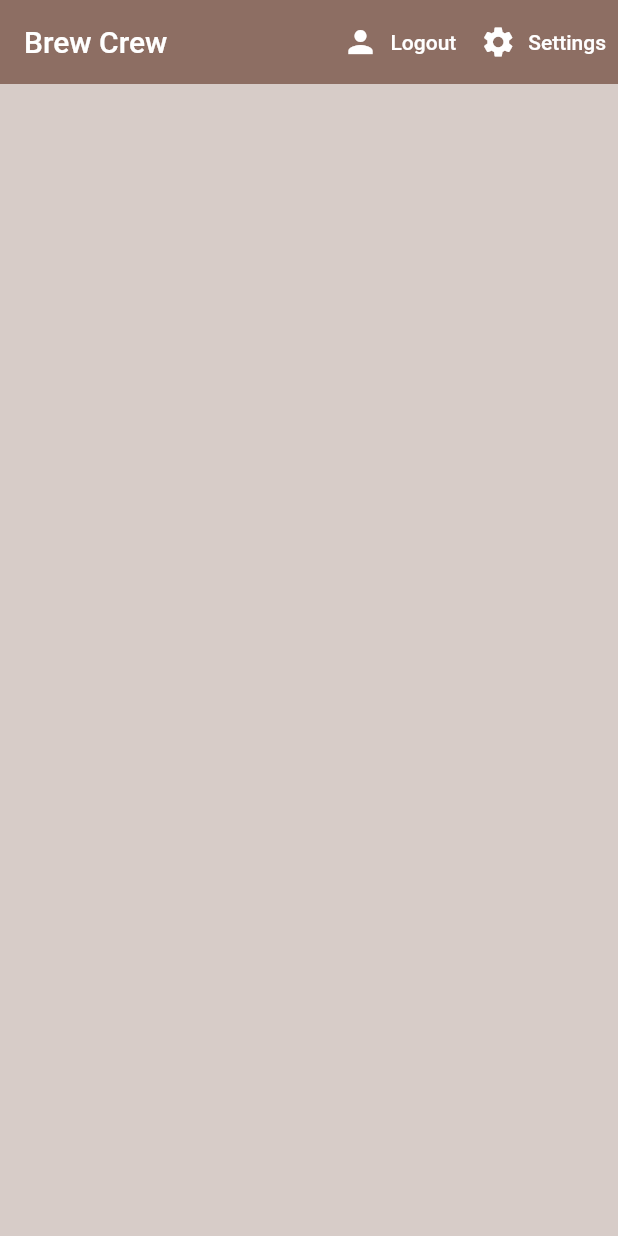
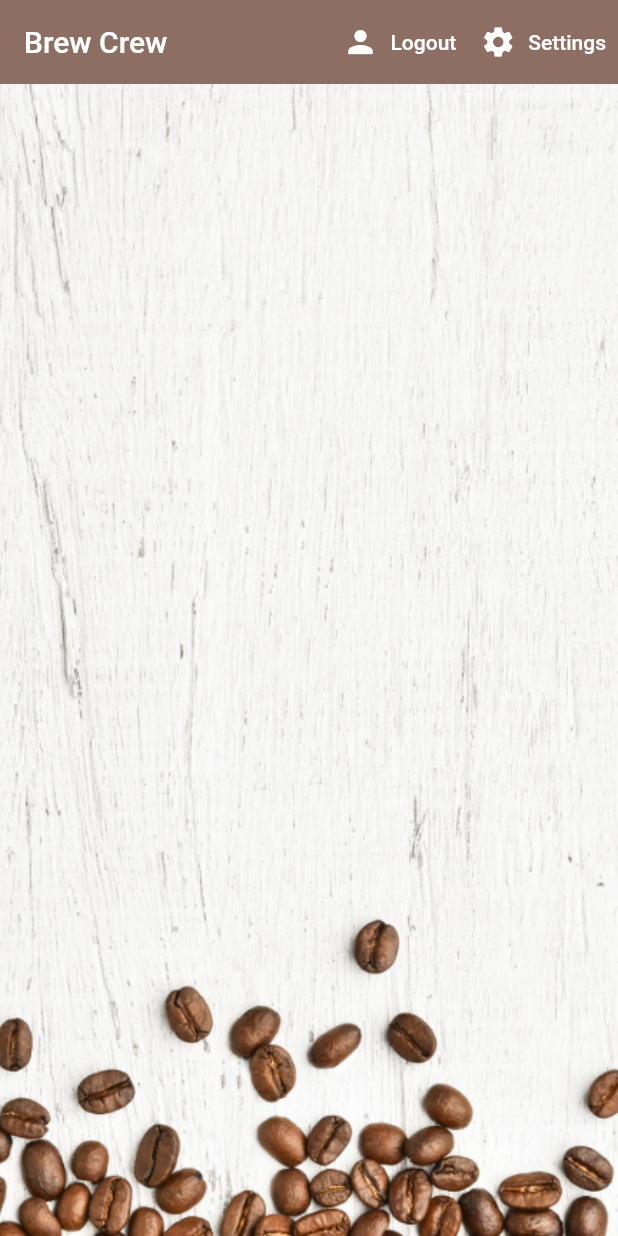
Before and after one commit to HighLiuk/flutter_firebase_tutorial, a Flutter app: the screen it shows once a user with an empty profile is signed in, on a phone screen of 412 x 824 dp. Run offline on Flutter 3.47's test engine with Material 2 defaults, Android fonts, the phone set to English and light mode, and no system bars; our stand-ins replace cloud_firestore, firebase_auth, firebase_core, flutter_spinkit; accounts and stored records are empty.

```diff
--- a/lib/pages/home/home.dart
+++ b/lib/pages/home/home.dart
@@ -30,7 +30,15 @@ class HomePage extends StatelessWidget {
             _settings(context),
           ],
         ),
-        body: const BrewList(),
+        body: Container(
+          decoration: const BoxDecoration(
+            image: DecorationImage(
+              image: AssetImage('assets/coffee_bg.png'),
+              fit: BoxFit.cover,
+            ),
+          ),
+          child: const BrewList(),
+        ),
       ),
     );
   }
--- a/lib/widgets/brew_tile.dart
+++ b/lib/widgets/brew_tile.dart
@@ -25,6 +25,7 @@ class BrewTile extends StatelessWidget {
       leading: CircleAvatar(
         radius: 25,
         backgroundColor: Colors.brown[brew.strength],
+        backgroundImage: const AssetImage('assets/coffee_icon.png'),
       ),
       title: Text(brew.name),
       subtitle: Text(
--- a/pubspec.yaml
+++ b/pubspec.yaml
@@ -25,3 +25,6 @@ dev_dependencies:
 
 flutter:
   uses-material-design: true
+
+  assets:
+    - assets/
```
Also changed, not shown: assets/coffee_bg.png (added), assets/coffee_icon.png (added).
